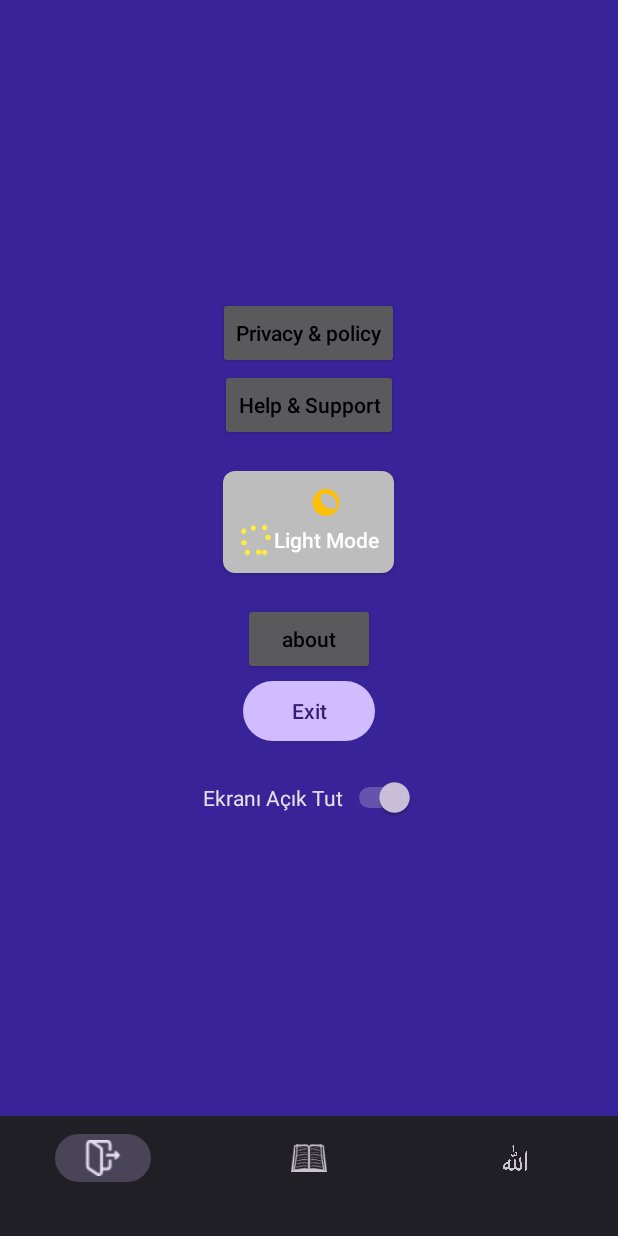
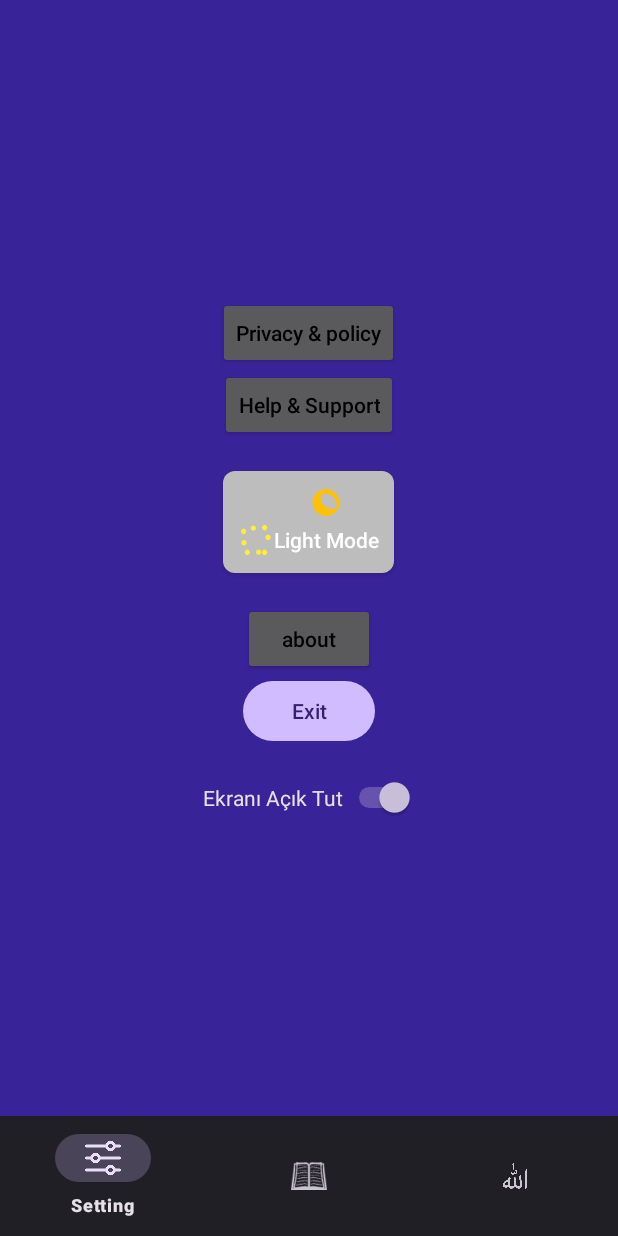
Before and after one commit to SananQeribov/QuranR-hb-r, an Android app: the HomeFragment screen opened through its navigation route, on a phone screen of 412 x 824 dp. Run offline under Robolectric (Android 15) with nearby library versions, the phone set to English and light mode, and no system bars; our stand-ins replace Room's generated code, navigation-ui; 1 statement that could not run was skipped.

Commit message:
new codes added

```diff
--- a/app/src/main/java/com/legalist/quranrhbr/ui/SplashdefaultFragment.kt
+++ b/app/src/main/java/com/legalist/quranrhbr/ui/SplashdefaultFragment.kt
@@ -13,34 +13,56 @@ import androidx.navigation.fragment.findNavController
 
 
 
+//class SplashdefaultFragment : Fragment() {
+//
+//    override fun onCreate(savedInstanceState: Bundle?) {
+//        super.onCreate(savedInstanceState)
+//
+//    }
+//
+//    override fun onCreateView(
+//        inflater: LayoutInflater, container: ViewGroup?,
+//        savedInstanceState: Bundle?
+//    ): View? {
+//        // Inflate the layout for this fragment
+//
+//
+//        // 5 saniyə = 5,000 millisaniyə
+//        val delayInMillis: Long = 5_000
+//
+//        val handler = Handler(Looper.getMainLooper())
+//        handler.postDelayed({
+//            findNavController().navigate(R.id.action_splashdefaultFragment_to_splashFragment)
+//        }, delayInMillis)
+//
+//
+//
+//
+//
+//
+//
+//        return inflater.inflate(R.layout.fragment_splashdefault, container, false)
+//    }
+//
+//
+//}
 class SplashdefaultFragment : Fragment() {
-
-    override fun onCreate(savedInstanceState: Bundle?) {
-        super.onCreate(savedInstanceState)
-
-    }
 
     override fun onCreateView(
         inflater: LayoutInflater, container: ViewGroup?,
         savedInstanceState: Bundle?
     ): View? {
-        // Inflate the layout for this fragment
-
-
-        // 5 saniyə = 5,000 millisaniyə
-        val delayInMillis: Long = 5_000
-
-        val handler = Handler(Looper.getMainLooper())
-        handler.postDelayed({
-            findNavController().navigate(R.id.action_splashdefaultFragment_to_splashFragment)
-        }, delayInMillis)
-
-
-
-
 
         return inflater.inflate(R.layout.fragment_splashdefault, container, false)
     }
 
+    override fun onViewCreated(view: View, savedInstanceState: Bundle?) {
+        super.onViewCreated(view, savedInstanceState)
 
+
+        Handler(Looper.getMainLooper()).postDelayed({
+
+            findNavController().navigate(R.id.action_splashdefaultFragment_to_splashFragment)
+        }, 2000)
+    }
 }
--- /dev/null
+++ b/app/src/main/res/drawable/bookmark_svgrepo_com__1_.xml
@@ -0,0 +1,5 @@
+<vector xmlns:android="http://schemas.android.com/apk/res/android" android:alpha="0.85" android:height="800dp" android:viewportHeight="1024" android:viewportWidth="1024" android:width="800dp">
+
+    <path android:fillColor="#F44336" android:pathData="M789.3,917.3l-277.3,-128 -277.3,128V192c0,-46.9 38.4,-85.3 85.3,-85.3h384c46.9,0 85.3,38.4 85.3,85.3v725.3z"/>
+
+</vector>
--- a/app/src/main/res/layout/fragment_hadis.xml
+++ b/app/src/main/res/layout/fragment_hadis.xml
@@ -6,9 +6,15 @@
     android:background="#8F5630FE"
     tools:context=".ui.bottomMenu.HadisFragment">
 
+    <ScrollView
+        android:layout_width="match_parent"
+        android:layout_height="match_parent"
+        android:fillViewport="true"
+        android:fadeScrollbars="false">
+
         <LinearLayout
             android:layout_width="match_parent"
-        android:layout_height="match_parent"
+            android:layout_height="wrap_content"
             android:orientation="vertical"
             android:gravity="center">
 
@@ -18,7 +24,7 @@
                 android:layout_height="wrap_content"
                 android:textAllCaps="false"
                 android:textColor="@color/black"
-            android:text="Privacy &amp; policy"/>
+                android:text="Privacy &amp; policy" />
 
             <androidx.appcompat.widget.AppCompatButton
                 android:id="@+id/helpSupport"
@@ -26,7 +32,7 @@
                 android:layout_height="wrap_content"
                 android:textColor="@color/black"
                 android:textAllCaps="false"
-            android:text="Help &amp; Support"/>
+                android:text="Help &amp; Support" />
 
             <ToggleButton
                 android:id="@+id/toggleThemeButton"
@@ -41,7 +47,7 @@
                 android:layout_marginBottom="20dp"
                 android:layout_marginTop="20dp"
                 android:textAllCaps="false"
-            android:textColor="@android:color/white"/>
+                android:textColor="@android:color/white" />
 
             <androidx.appcompat.widget.AppCompatButton
                 android:id="@+id/about"
@@ -49,14 +55,13 @@
                 android:layout_height="wrap_content"
                 android:textColor="@color/black"
                 android:textAllCaps="false"
-            android:text="about"/>
+                android:text="about" />
 
             <Button
                 android:id="@+id/exitButton"
                 android:layout_width="wrap_content"
                 android:layout_height="wrap_content"
                 android:text="Exit" />
-
 
             <Switch
                 android:id="@+id/screenOnSwitch"
@@ -65,11 +70,9 @@
                 android:text="Ekranı Açık Tut"
                 android:layout_marginTop="20dp"
                 android:checked="true"
-            android:layout_gravity="center_horizontal"/>
-
-
-
+                android:layout_gravity="center_horizontal" />
 
         </LinearLayout>
+    </ScrollView>
 
 </FrameLayout>
--- a/app/src/main/res/layout/fragment_presentation.xml
+++ b/app/src/main/res/layout/fragment_presentation.xml
@@ -13,7 +13,8 @@
         app:layout_constraintBottom_toBottomOf="parent"
         app:layout_constraintEnd_toEndOf="parent"
         app:layout_constraintStart_toStartOf="parent"
-        app:menu="@menu/menu" />
+        app:menu="@menu/menu"
+        app:labelVisibilityMode="selected"/>
 
     <androidx.fragment.app.FragmentContainerView
         android:id="@+id/nav_host_fragment"
--- a/app/src/main/res/menu/menu.xml
+++ b/app/src/main/res/menu/menu.xml
@@ -5,20 +5,20 @@
         <item
             android:id="@+id/home"
 
-            android:icon="@drawable/fireexit"
-            android:title=""
+            android:icon="@drawable/img_2"
+            android:title="Setting"
             app:showAsAction="ifRoom" />
 
         <item
             android:id="@+id/quran"
             android:icon="@drawable/quran2"
-            android:title=""
+            android:title="Quran"
             app:showAsAction="ifRoom" />
 
         <item
             android:id="@+id/mosque"
             android:icon="@drawable/allah"
-            android:title=""
+            android:title="Name"
            app:showAsAction="ifRoom" />
 
 </menu>
--- a/app/src/main/res/menu/quran_menu.xml
+++ b/app/src/main/res/menu/quran_menu.xml
@@ -3,13 +3,13 @@
     xmlns:app="http://schemas.android.com/apk/res-auto">
     <item
         android:id="@+id/saveButton"
-        android:icon="@drawable/ic_copy"
+        android:icon="@drawable/bookmark_svgrepo_com__1_"
         android:title="Save"
         app:showAsAction="always" />
 
     <item
         android:id="@+id/loadButton"
-        android:icon="@drawable/ic_share"
+        android:icon="@drawable/bookmark_tabs_svgrepo_com"
     android:title="Load"
     app:showAsAction="always" />
 
--- a/app/src/main/res/values/themes.xml
+++ b/app/src/main/res/values/themes.xml
@@ -27,4 +27,10 @@
     <!--    </style>-->
 
 
+<!--    <style name="BottomNavigationView" parent="Widget.MaterialComponents.BottomNavigationView">-->
+<!--        &lt;!&ndash; Customize the appearance of BottomNavigationView &ndash;&gt;-->
+<!--        <item name="itemIconTint">@color/selector_nav_item_color</item>-->
+<!--        <item name="itemTextColor">@color/selector_nav_item_color</item>-->
+<!--    </style>-->
+
 </resources>
```
Also changed, not shown: app/src/main/res/drawable/bookmark_svgrepo_com.xml (added, +13 -0 lines), app/src/main/res/drawable/bookmark_tabs_svgrepo_com.xml (added, +21 -0 lines), app/src/main/res/drawable/copy_enter.xml (added, +17 -0 lines), app/src/main/res/drawable/copy_sheet_svgrepo_com.xml (added, +27 -0 lines), app/src/main/res/drawable/copy_svgrepo_com.xml (added, +7 -0 lines), app/src/main/res/drawable/pause_button_svgrepo_com.xml (added, +13 -0 lines), app/src/main/res/drawable/play_button_svgrepo_com.xml (added, +11 -0 lines), app/src/main/res/drawable/share_svgrepo_com.xml (added, +15 -0 lines), app/src/main/res/drawable/stop_button_svgrepo_com.xml (added, +11 -0 lines), app/src/main/res/layout/item_ayah.xml (+5 -5 lines), app/src/main/res/layout/item_surah.xml (+18 -8 lines), app/src/main/res/values/colors.xml (+9 -0 lines), app/src/main/res/drawable/img_2.png (added). Lines whose indentation alone changed are shown as unchanged.
